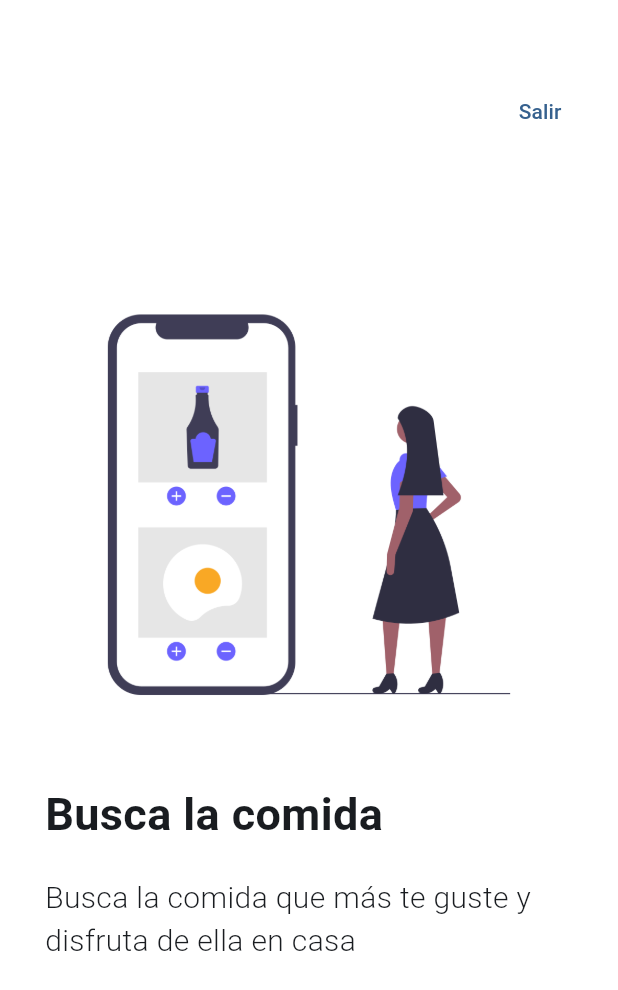
After one commit to Ignaciomanchu1998/widget-app, a Flutter app: the PageViewScreen screen opened by its route, after a tap on "Salir", on a phone screen of 412 x 824 dp. The commit adds this screen. Shown: the top 990 px of the screen. Run offline on Flutter 3.47's test engine with Material 3 defaults, Android fonts, the phone set to English and light mode, and no system bars; our stand-ins replace animate_do, go_router.

Commit message:
Changes in PageView

```diff
--- a/lib/config/menu/menu_item.dart
+++ b/lib/config/menu/menu_item.dart
@@ -53,4 +53,10 @@ const appMenuItems = <MenuItem>[
     route: '/ui-controls',
     icon: Icons.check_box,
   ),
+  MenuItem(
+    title: 'Páginas',
+    subTitle: 'Para mostrar los pasos de la app y etc.',
+    route: '/page-view',
+    icon: Icons.pages,
+  ),
 ];
--- a/lib/config/router/app_router.dart
+++ b/lib/config/router/app_router.dart
@@ -40,5 +40,10 @@ final appRouter = GoRouter(
       name: UIControlsScreen.name,
       builder: (context, state) => const UIControlsScreen(),
     ),
+    GoRoute(
+      path: '/page-view',
+      name: PageViewScreen.name,
+      builder: (context, state) => const PageViewScreen(),
+    ),
   ],
 );
--- /dev/null
+++ b/lib/presentation/screens/page_view/page_view.dart
@@ -0,0 +1,157 @@
+import 'package:animate_do/animate_do.dart';
+import 'package:flutter/material.dart';
+import 'package:go_router/go_router.dart';
+
+class SlidesInfo {
+  final String title;
+  final String description;
+  final String image;
+
+  const SlidesInfo({
+    required this.title,
+    required this.description,
+    required this.image,
+  });
+}
+
+final slides = [
+  const SlidesInfo(
+    title: 'Busca la comida',
+    description: 'Busca la comida que más te guste y disfruta de ella en casa',
+    image: 'assets/images/1.png',
+  ),
+  const SlidesInfo(
+    title: 'Elige tu comida',
+    description:
+        'Elige tu comida favorita del menú de tu restaurante favorito, y pídela',
+    image: 'assets/images/2.png',
+  ),
+  const SlidesInfo(
+    title: 'Y disfruta',
+    description: 'Y disfruta de tu comida en casa, con tus amigos o familiares',
+    image: 'assets/images/3.png',
+  ),
+];
+
+class PageViewScreen extends StatefulWidget {
+  const PageViewScreen({Key? key}) : super(key: key);
+
+  static const name = '/page-view';
+
+  @override
+  State<PageViewScreen> createState() => _PageViewScreenState();
+}
+
+class _PageViewScreenState extends State<PageViewScreen> {
+  final PageController pageController = PageController();
+  bool endReached = false;
+
+  @override
+  void initState() {
+    super.initState();
+
+    pageController.addListener(() {
+      final page = pageController.page ?? 0;
+
+      if (!endReached && page >= (slides.length - 1.5)) {
+        setState(() => endReached = true);
+      } else if (endReached && page <= (slides.length - 1.5)) {
+        setState(() => endReached = false);
+      }
+    });
+  }
+
+  @override
+  void dispose() {
+    pageController.dispose();
+    super.dispose();
+  }
+
+  @override
+  Widget build(BuildContext context) {
+    return Scaffold(
+      backgroundColor: Colors.white,
+      body: Stack(
+        children: [
+          PageView(
+            controller: pageController,
+            physics: const BouncingScrollPhysics(),
+            children: slides
+                .map(
+                  (e) => _SlidesInfo(
+                    title: e.title,
+                    description: e.description,
+                    image: e.image,
+                  ),
+                )
+                .toList(),
+          ),
+          Positioned(
+            right: 20,
+            top: 50,
+            child: TextButton(
+              onPressed: () => context.pop(),
+              child: const Text('Salir'),
+            ),
+          ),
+          endReached
+              ? Positioned(
+                  bottom: 30,
+                  right: 30,
+                  child: FadeInRight(
+                    from: 15,
+                    duration: const Duration(seconds: 1),
+                    child: FilledButton(
+                      onPressed: () => context.pop(),
+                      child: const Text('Comenzar'),
+                    ),
+                  ),
+                )
+              : const SizedBox.shrink(),
+        ],
+      ),
+    );
+  }
+}
+
+class _SlidesInfo extends StatelessWidget {
+  const _SlidesInfo({
+    required this.title,
+    required this.description,
+    required this.image,
+  });
+
+  final String title;
+  final String description;
+  final String image;
+
+  @override
+  Widget build(BuildContext context) {
+    return Padding(
+      padding: const EdgeInsets.symmetric(horizontal: 30),
+      child: Column(
+        mainAxisAlignment: MainAxisAlignment.center,
+        crossAxisAlignment: CrossAxisAlignment.start,
+        children: [
+          Image(image: AssetImage(image)),
+          const SizedBox(height: 30),
+          Text(
+            title,
+            style: const TextStyle(
+              fontSize: 30,
+              fontWeight: FontWeight.bold,
+            ),
+          ),
+          const SizedBox(height: 20),
+          Text(
+            description,
+            style: const TextStyle(
+              fontSize: 20,
+              fontWeight: FontWeight.w300,
+            ),
+          ),
+        ],
+      ),
+    );
+  }
+}
--- a/lib/presentation/screens/screens.dart
+++ b/lib/presentation/screens/screens.dart
@@ -7,3 +7,4 @@ export 'infinite_scroll/infinite_scroll_screen.dart';
 export 'progress/progress.dart';
 export 'snackbar/snackbar.dart';
 export 'ui-controls/ui_controls.dart';
+export 'page_view/page_view.dart';
--- a/pubspec.yaml
+++ b/pubspec.yaml
@@ -10,6 +10,7 @@ dependencies:
   flutter:
     sdk: flutter
   go_router: ^10.1.0
+  animate_do: ^3.1.2
 
 dev_dependencies:
   flutter_test:
@@ -18,3 +19,7 @@ dev_dependencies:
 
 flutter:
   uses-material-design: true
+
+
+  assets:
+    - assets/images/
```
Also changed, not shown: assets/images/1.png (added), assets/images/2.png (added), assets/images/3.png (added), assets/images/jar-loading.gif (added), pubspec.lock.
